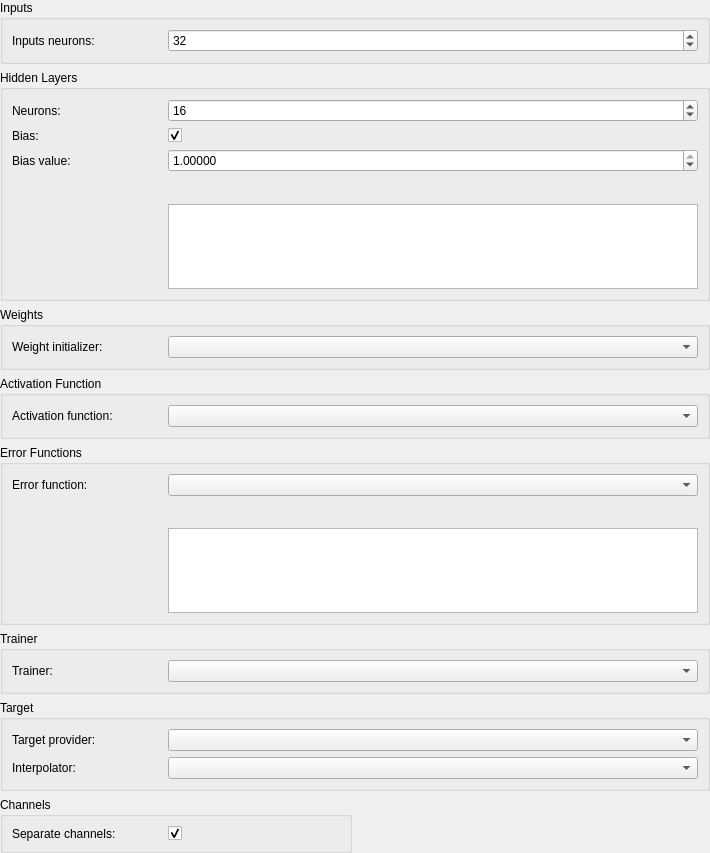
This is code/interface/vicomposedwidgets/forms/vineuralselectorwidget.ui in visore/Visore as Qt 5 draws it before an edit. The edited form follows.
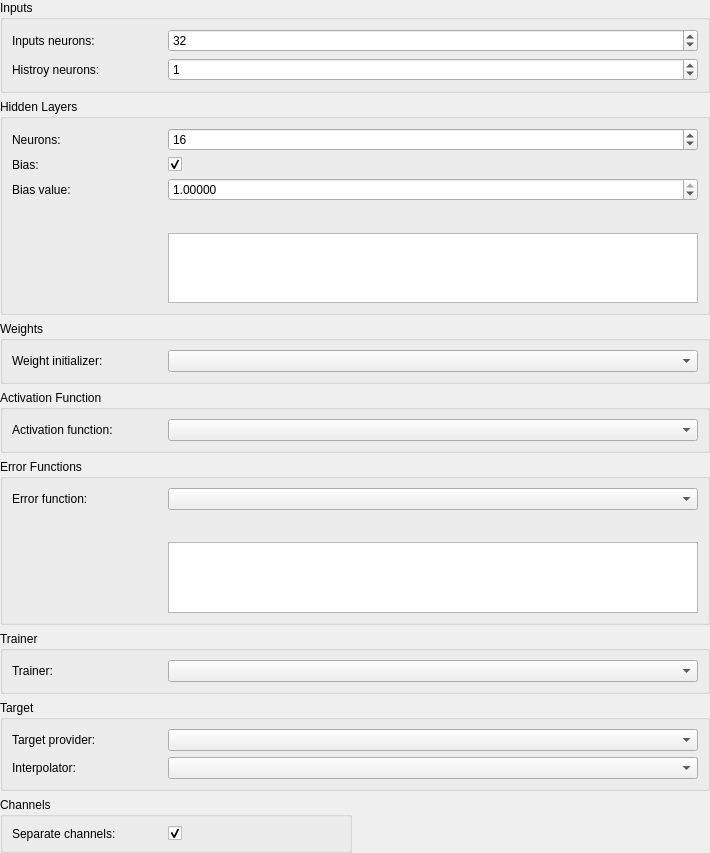
This is the edited form. Custom widgets are drawn as their Qt base class.

Commit message: NN selector fixed. History added for NN.

Patch:
```diff
--- a/code/interface/vicomposedwidgets/forms/vineuralselectorwidget.ui
+++ b/code/interface/vicomposedwidgets/forms/vineuralselectorwidget.ui
@@ -344,6 +344,23 @@
         </property>
        </widget>
       </item>
+      <item row="1" column="0">
+       <widget class="QLabel" name="label_10">
+        <property name="text">
+         <string>Histroy neurons:</string>
+        </property>
+       </widget>
+      </item>
+      <item row="1" column="1">
+       <widget class="QSpinBox" name="historySpinBox">
+        <property name="maximum">
+         <number>2048</number>
+        </property>
+        <property name="value">
+         <number>1</number>
+        </property>
+       </widget>
+      </item>
      </layout>
     </widget>
    </item>
```
Left out of the diff: 4 changed lines with no effect on the pictures. The commit also changes 9 other files.
